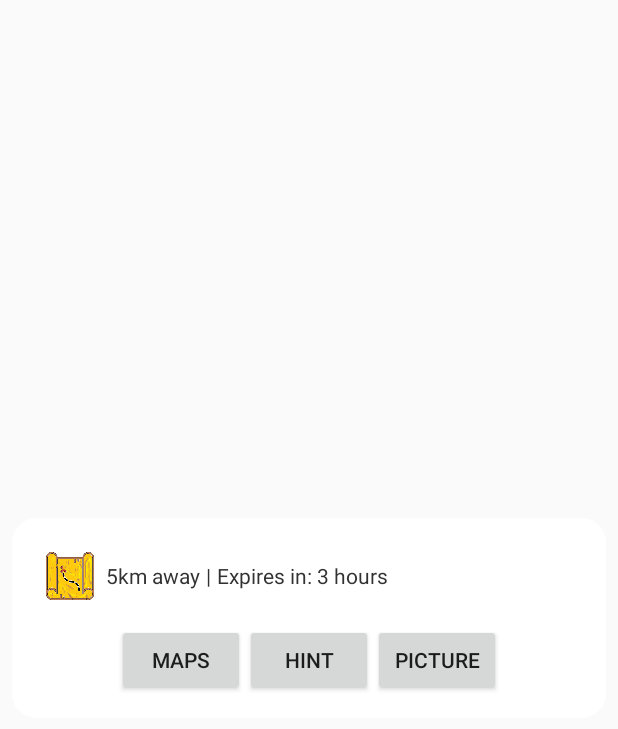
After one commit to karmarv/HuntAR, an Android app: the layout treasure_type_listview_item.xml on its own in the app's theme, with its tools: preview values and no code run, on a phone screen of 412 x 824 dp. The commit adds this screen. Shown: the top 729 px of the screen. Run offline under Robolectric (Android 15) with nearby library versions, the phone set to English and light mode, and no system bars; network calls fail.

Commit message:
Add availableTreasureDialog, Treasure object class and add callbacks for buttonclicks

```diff
--- /dev/null
+++ b/app/src/main/res/drawable/map_dialog_shape.xml
@@ -0,0 +1,19 @@
+<?xml version="1.0" encoding="utf-8"?>
+<shape xmlns:android="http://schemas.android.com/apk/res/android"
+    android:shape="rectangle">
+
+    <solid android:color="@color/white" />
+
+    <stroke
+        android:width="2dp"
+        android:color="@color/white" />
+
+    <padding
+        android:bottom="15dp"
+        android:left="15dp"
+        android:right="15dp"
+        android:top="15dp" />
+
+    <corners android:radius="15dp" />
+
+</shape>
--- /dev/null
+++ b/app/src/main/res/layout/treasure_type_listview_item.xml
@@ -0,0 +1,94 @@
+<?xml version="1.0" encoding="utf-8"?>
+<RelativeLayout
+    android:id="@+id/mainLayout"
+    xmlns:android="http://schemas.android.com/apk/res/android"
+    android:layout_width="match_parent"
+    android:layout_height="wrap_content"
+    android:layout_gravity="center"
+    android:layout_marginTop="4dp"
+    android:layout_marginBottom="4dp"
+    android:layout_marginStart="8dp"
+    android:layout_marginEnd="8dp"
+
+    android:background="@drawable/map_dialog_shape"
+
+    android:gravity="center"
+    android:orientation="vertical">
+
+
+    <LinearLayout
+        android:id="@+id/topLinearLayout"
+        android:layout_width="match_parent"
+        android:layout_height="wrap_content"
+        android:paddingTop="8dp"
+        android:paddingBottom="8dp"
+
+        android:layout_alignParentStart="true"
+        android:layout_marginBottom="8dp"
+        android:layout_alignParentTop="true">
+        <ImageView
+            android:id="@+id/treasure_icon"
+            android:src="@drawable/treasure_map"
+            android:scaleType="fitXY"
+            android:layout_marginStart="8dp"
+            android:layout_marginEnd="8dp"
+            android:layout_width="32dp"
+            android:layout_height="32dp" />
+
+
+        <TextView
+            android:id="@+id/distanceTextview"
+            android:layout_gravity="center"
+            android:layout_width="wrap_content"
+            android:layout_height="wrap_content"
+            android:textColor="@color/black"
+
+            android:layout_alignParentStart="true"
+            android:text="5km away" />
+
+        <TextView
+            android:layout_width="wrap_content"
+            android:layout_height="wrap_content"
+            android:layout_alignParentStart="true"
+            android:textColor="@color/black"
+            android:layout_marginStart="4dp"
+            android:layout_gravity="center"
+            android:layout_marginEnd="4dp"
+            android:text="|" />
+
+        <TextView
+            android:textColor="@color/black"
+            android:layout_gravity="center"
+            android:id="@+id/expireTextView"
+            android:layout_width="wrap_content"
+            android:layout_height="wrap_content"
+            android:text="Expires in: 3 hours" />
+    </LinearLayout>
+    <LinearLayout
+        android:layout_below="@id/topLinearLayout"
+        android:gravity="center"
+        android:layout_width="match_parent"
+        android:layout_height="wrap_content">
+        <Button
+            android:id="@+id/mapsButton"
+            android:text="MAPS"
+            android:layout_width="85dp"
+            android:layout_height="wrap_content" />
+
+        <Button
+            android:id="@+id/hintButton"
+            android:text="HINT"
+            android:layout_width="85dp"
+            android:layout_height="wrap_content" />
+
+        <Button
+            android:id="@+id/pictureHintButton"
+            android:text="PICTURE"
+            android:layout_width="85dp"
+            android:layout_height="wrap_content" />
+    </LinearLayout>
+
+
+
+
+</RelativeLayout>
--- a/app/src/main/res/values/colors.xml
+++ b/app/src/main/res/values/colors.xml
@@ -11,6 +11,7 @@
     <color name="blue_grey_900">#263238</color>
 
  	<color name="white"     >#FFFFFF</color>
+    <color name="gray_lighter">#EEEEEE</color>
     <color name="gray_light">#DBDBDB</color>
     <color name="gray"      >#939393</color>
     <color name="gray_dark" >#5F5F5F</color>
--- a/app/src/main/res/values/styles.xml
+++ b/app/src/main/res/values/styles.xml
@@ -32,5 +32,10 @@
   <style name="AppTheme" parent="Theme.AppCompat.Light.NoActionBar">
     <!-- All customizations that are NOT specific to a particular API-level can go here. -->
   </style>
+  <style name="mButtonToolbarStyle" parent="@style/Widget.AppCompat.Button">
+    <item name="android:background">?selectableItemBackground</item>
+    <item name="android:textColor">@color/colorAccent</item>
+    <item name="android:fontFamily">sans-serif</item>
+  </style>
 
 </resources>
```
Also changed, not shown: app/src/main/java/com/google/ar/core/examples/java/cloudanchor/HuntTreasureActivity.java (+67 -1 lines), app/src/main/java/com/google/ar/core/examples/java/cloudanchor/Treasure.java (added, +86 -0 lines), app/src/main/java/com/google/ar/core/examples/java/cloudanchor/TreasureRecycler.java (added, +191 -0 lines), app/src/main/res/layout/activity_hunt_treasure.xml (+18 -12 lines), app/src/main/res/layout/map_dialog.xml (added, +35 -0 lines).
